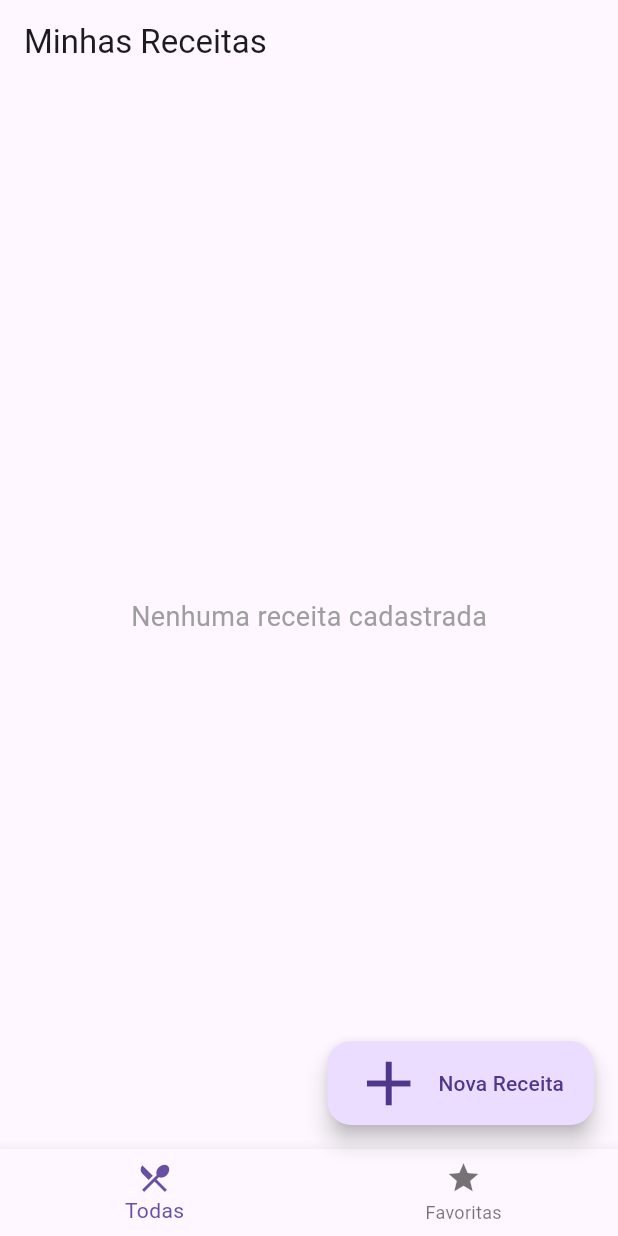
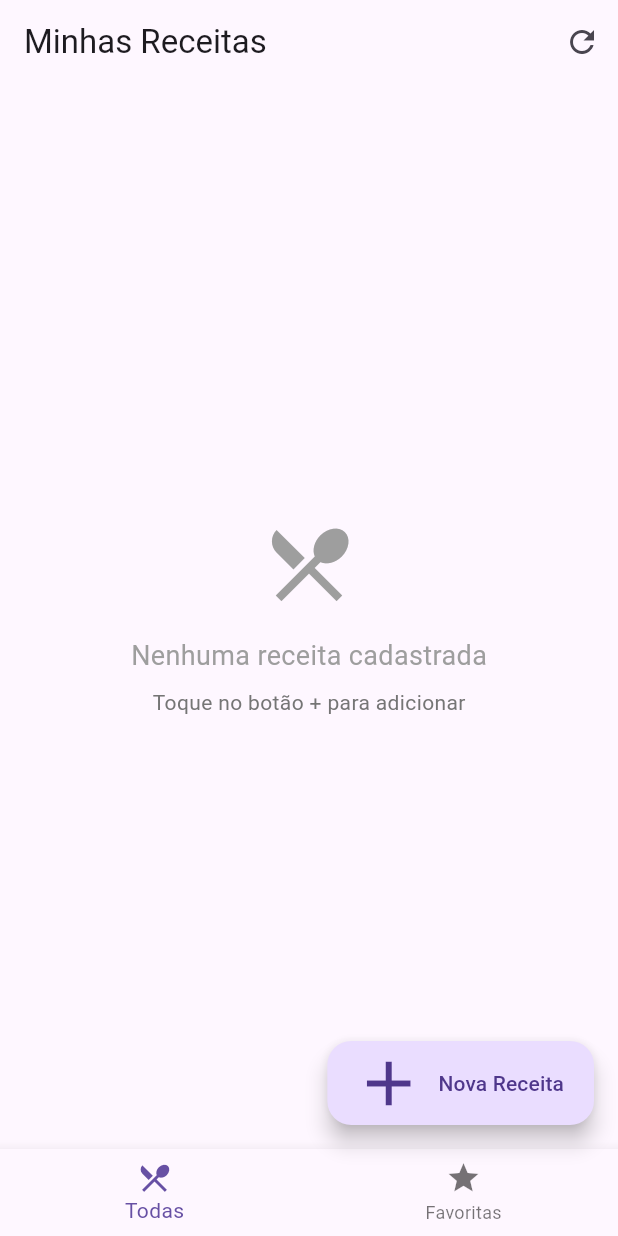
Before and after one commit to victorcassao/programacao-mobile-8A, a Flutter app: the screen it shows after launch, on a phone screen of 412 x 824 dp. Run offline on Flutter 3.47's test engine with Material 3 defaults, Android fonts, the phone set to English and light mode, and no system bars; our stand-ins replace cloud_firestore, firebase_core; accounts and stored records are empty.

Commit message:
aula_20250921

```diff
--- a/lib/main.dart
+++ b/lib/main.dart
@@ -42,6 +42,17 @@ class _HomePageState extends State<HomePage> {
   int _indice = 0;
   final ReceitaService _receitaService = ReceitaService();
 
+  // Keys para controlar o refresh dos FutureBuilders
+  Key _todasReceitasKey = UniqueKey();
+  Key _receitasFavoritasKey = UniqueKey();
+
+  void _atualizarListas() {
+    setState(() {
+      _todasReceitasKey = UniqueKey();
+      _receitasFavoritasKey = UniqueKey();
+    });
+  }
+
   void alternarFavoritoPorId(String id, bool valorAtual) async {
     try {
       await _receitaService.alternarFavorito(id, !valorAtual);
@@ -54,6 +65,9 @@ class _HomePageState extends State<HomePage> {
         ScaffoldMessenger.of(context).showSnackBar(
           SnackBar(content: Text(msg))
         );
+
+        // Atualizar as listas após favoritar
+        _atualizarListas();
       }
     } catch (e) {
       if (mounted) {
@@ -72,6 +86,9 @@ class _HomePageState extends State<HomePage> {
         ScaffoldMessenger.of(context).showSnackBar(
           SnackBar(content: Text('Receita adicionada com sucesso!'))
         );
+
+        // Atualizar as listas após adicionar
+        _atualizarListas();
       }
     } catch (e) {
       if (mounted) {
@@ -90,6 +107,9 @@ class _HomePageState extends State<HomePage> {
         ScaffoldMessenger.of(context).showSnackBar(
           SnackBar(content: Text('Receita excluída com sucesso!'))
         );
+
+        // Atualizar as listas após excluir
+        _atualizarListas();
       }
     } catch (e) {
       if (mounted) {
@@ -103,29 +123,79 @@ class _HomePageState extends State<HomePage> {
   @override
   Widget build(BuildContext context) {
     return Scaffold(
-      appBar: AppBar(title: Text("Minhas Receitas")),
+      appBar: AppBar(
+        title: Text("Minhas Receitas"),
+        actions: [
+          // Botão de refresh manual
+          IconButton(
+            icon: Icon(Icons.refresh),
+            onPressed: _atualizarListas,
+            tooltip: 'Atualizar',
+          ),
+        ],
+      ),
       body: IndexedStack(
         index: _indice,
         children: [
           // Todas as receitas
-          StreamBuilder<List<Receita>>(
-            stream: _receitaService.obterTodasReceitas(),
+          FutureBuilder<List<Receita>>(
+            key: _todasReceitasKey,
+            future: _receitaService.obterTodasReceitas(),
             builder: (context, snapshot) {
+              // Estado: Carregando
               if (snapshot.connectionState == ConnectionState.waiting) {
                 return Center(child: CircularProgressIndicator());
               }
 
+              // Estado: Erro
               if (snapshot.hasError) {
-                return Center(child: Text('Erro: ${snapshot.error}'));
+                return Center(
+                  child: Column(
+                    mainAxisAlignment: MainAxisAlignment.center,
+                    children: [
+                      Icon(Icons.error_outline, size: 64, color: Colors.red),
+                      SizedBox(height: 16),
+                      Text(
+                        'Erro ao carregar receitas',
+                        style: TextStyle(fontSize: 18, fontWeight: FontWeight.bold),
+                      ),
+                      SizedBox(height: 8),
+                      Text(
+                        '${snapshot.error}',
+                        textAlign: TextAlign.center,
+                        style: TextStyle(color: Colors.grey),
+                      ),
+                      SizedBox(height: 16),
+                      ElevatedButton.icon(
+                        onPressed: _atualizarListas,
+                        icon: Icon(Icons.refresh),
+                        label: Text('Tentar Novamente'),
+                      ),
+                    ],
+                  ),
+                );
               }
 
+              // Estado: Sucesso
               final receitas = snapshot.data ?? [];
 
               if (receitas.isEmpty) {
                 return Center(
-                  child: Text(
-                    'Nenhuma receita cadastrada',
-                    style: TextStyle(fontSize: 18, color: Colors.grey),
+                  child: Column(
+                    mainAxisAlignment: MainAxisAlignment.center,
+                    children: [
+                      Icon(Icons.restaurant_menu, size: 64, color: Colors.grey),
+                      SizedBox(height: 16),
+                      Text(
+                        'Nenhuma receita cadastrada',
+                        style: TextStyle(fontSize: 18, color: Colors.grey),
+                      ),
+                      SizedBox(height: 8),
+                      Text(
+                        'Toque no botão + para adicionar',
+                        style: TextStyle(color: Colors.grey[600]),
+                      ),
+                    ],
                   ),
                 );
               }
@@ -139,24 +209,64 @@ class _HomePageState extends State<HomePage> {
           ),
 
           // Receitas favoritas
-          StreamBuilder<List<Receita>>(
-            stream: _receitaService.obterReceitasFavoritas(),
+          FutureBuilder<List<Receita>>(
+            key: _receitasFavoritasKey,
+            future: _receitaService.obterReceitasFavoritas(),
             builder: (context, snapshot) {
+              // Estado: Carregando
               if (snapshot.connectionState == ConnectionState.waiting) {
                 return Center(child: CircularProgressIndicator());
               }
 
+              // Estado: Erro
               if (snapshot.hasError) {
-                return Center(child: Text('Erro: ${snapshot.error}'));
+                return Center(
+                  child: Column(
+                    mainAxisAlignment: MainAxisAlignment.center,
+                    children: [
+                      Icon(Icons.error_outline, size: 64, color: Colors.red),
+                      SizedBox(height: 16),
+                      Text(
+                        'Erro ao carregar favoritas',
+                        style: TextStyle(fontSize: 18, fontWeight: FontWeight.bold),
+                      ),
+                      SizedBox(height: 8),
+                      Text(
+                        '${snapshot.error}',
+                        textAlign: TextAlign.center,
+                        style: TextStyle(color: Colors.grey),
+                      ),
+                      SizedBox(height: 16),
+                      ElevatedButton.icon(
+                        onPressed: _atualizarListas,
+                        icon: Icon(Icons.refresh),
+                        label: Text('Tentar Novamente'),
+                      ),
+                    ],
+                  ),
+                );
               }
 
+              // Estado: Sucesso
               final receitas = snapshot.data ?? [];
 
               if (receitas.isEmpty) {
                 return Center(
-                  child: Text(
-                    'Nenhuma receita favoritada',
-                    style: TextStyle(fontSize: 18, color: Colors.grey),
+                  child: Column(
+                    mainAxisAlignment: MainAxisAlignment.center,
+                    children: [
+                      Icon(Icons.star_border, size: 64, color: Colors.grey),
+                      SizedBox(height: 16),
+                      Text(
+                        'Nenhuma receita favoritada',
+                        style: TextStyle(fontSize: 18, color: Colors.grey),
+                      ),
+                      SizedBox(height: 8),
+                      Text(
+                        'Toque na estrela para favoritar receitas',
+                        style: TextStyle(color: Colors.grey[600]),
+                      ),
+                    ],
                   ),
                 );
               }
@@ -171,14 +281,16 @@ class _HomePageState extends State<HomePage> {
         ],
       ),
       floatingActionButton: FloatingActionButton.extended(
-        onPressed: () {
-          Navigator.of(context).push(
+        onPressed: () async {
+          // Navega e espera retorno
+          await Navigator.of(context).push(
             MaterialPageRoute(
-              builder: (_) {
-                return PaginaCadastroReceita();
-              }
+              builder: (_) => PaginaCadastroReceita(),
             )
           );
+
+          // Quando voltar, atualiza as listas
+          _atualizarListas();
         },
         label: Text("Nova Receita"),
         icon: Icon(Icons.add, size: 50),
--- a/lib/pages/cadastro_receita/pagina_cadastro_receita.dart
+++ b/lib/pages/cadastro_receita/pagina_cadastro_receita.dart
@@ -520,7 +520,6 @@ class _PaginaCadastroReceitaState extends State<PaginaCadastroReceita> {
                     ),
                   ),
                   SizedBox(height: 24),
-
                   // Botões
                   Row(
                     children: [
```
Also changed, not shown: lib/services/receita_service.dart (+39 -27 lines).
